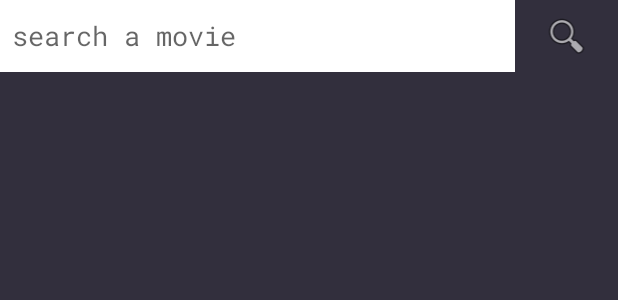
After one commit to MukherjeeAvik/FightClub, an Android app: the layout search_page.xml on its own in the app's theme, with its tools: preview values and no code run, on a phone screen of 412 x 824 dp. The commit adds this screen. Shown: the top 300 px of the screen. Run offline under Robolectric (Android 15) with nearby library versions, the phone set to English and light mode, and no system bars.

Commit message:
search design implemented

```diff
--- /dev/null
+++ b/app/src/main/java/com/githubexamples/avik/fightclub/presentation/listingPage/MovieListingModule.kt
@@ -0,0 +1,6 @@
+package com.githubexamples.avik.fightclub.presentation.listingPage
+
+import dagger.Module
+
+@Module
+abstract class MovieListingModule
--- /dev/null
+++ b/app/src/main/java/com/githubexamples/avik/fightclub/presentation/searchPage/SearchFragmentModule.kt
@@ -0,0 +1,6 @@
+package com.githubexamples.avik.fightclub.presentation.searchPage
+
+import dagger.Module
+
+@Module
+abstract class SearchFragmentModule
--- /dev/null
+++ b/app/src/main/res/layout/search_page.xml
@@ -0,0 +1,47 @@
+<?xml version="1.0" encoding="utf-8"?>
+<androidx.constraintlayout.widget.ConstraintLayout xmlns:android="http://schemas.android.com/apk/res/android"
+    xmlns:app="http://schemas.android.com/apk/res-auto"
+    xmlns:tools="http://schemas.android.com/tools"
+    android:layout_width="match_parent"
+    android:layout_height="match_parent">
+
+    <LinearLayout
+        android:id="@+id/searchBar"
+        android:layout_width="0dp"
+        android:layout_height="48dp"
+        android:orientation="horizontal"
+        app:layout_constraintEnd_toEndOf="parent"
+        app:layout_constraintStart_toStartOf="parent"
+
+        android:gravity="center"
+        app:layout_constraintTop_toTopOf="parent">
+
+       <EditText
+           android:id="@+id/searchText"
+           android:layout_width="0dp"
+           android:layout_height="match_parent"
+           android:layout_weight="5"
+          android:imeOptions="actionSearch"
+           android:paddingStart="8dp"
+           android:background="@color/primaryTextColor"
+           android:hint="@string/search_a_movie"
+           />
+        <ImageView
+            android:layout_width="0dp"
+            android:layout_height="wrap_content"
+            android:layout_weight="1"
+            android:src="@android:drawable/ic_menu_search"/>
+    </LinearLayout>
+
+    <androidx.recyclerview.widget.RecyclerView
+        android:id="@+id/searchMoviesRv"
+        android:layout_width="0dp"
+        android:layout_height="0dp"
+        android:layout_marginTop="2dp"
+        android:orientation="vertical"
+        app:layoutManager="androidx.recyclerview.widget.LinearLayoutManager"
+        app:layout_constraintBottom_toBottomOf="parent"
+        app:layout_constraintEnd_toEndOf="parent"
+        app:layout_constraintStart_toStartOf="parent"
+        app:layout_constraintTop_toBottomOf="@+id/searchBar" />
+</androidx.constraintlayout.widget.ConstraintLayout>
--- a/app/src/main/res/values/strings.xml
+++ b/app/src/main/res/values/strings.xml
@@ -10,4 +10,5 @@
     <string name="hello_first_fragment">Hello first fragment</string>
     <string name="hello_second_fragment">Hello second fragment. Arg: %1$s</string>
     <string name="book">Book</string>
+    <string name="search_a_movie">search a movie</string>
 </resources>
```
Also changed, not shown: app/src/main/java/com/githubexamples/avik/fightclub/di/ActivityBuilderModule.kt (+9 -1 lines), app/src/main/java/com/githubexamples/avik/fightclub/navigation/MainNavigator.kt (+34 -0 lines), app/src/main/java/com/githubexamples/avik/fightclub/presentation/MainActivity.kt (+14 -42 lines), app/src/main/java/com/githubexamples/avik/fightclub/presentation/MainViewModel.kt (+10 -0 lines), app/src/main/java/com/githubexamples/avik/fightclub/presentation/listingPage/MovieListingFragment.kt (added, +112 -0 lines), app/src/main/java/com/githubexamples/avik/fightclub/presentation/listingPage/MovieListingFragmentProvider.kt (added, +13 -0 lines), app/src/main/java/com/githubexamples/avik/fightclub/presentation/searchPage/SearchFragmentProvider.kt (added, +11 -0 lines), app/src/main/java/com/githubexamples/avik/fightclub/presentation/searchPage/SearchMovieFragment.kt (added, +70 -0 lines), app/src/main/res/layout/activity_main.xml (+7 -6 lines), app/src/main/res/layout/movie_listing_page.xml (added, +29 -0 lines).
